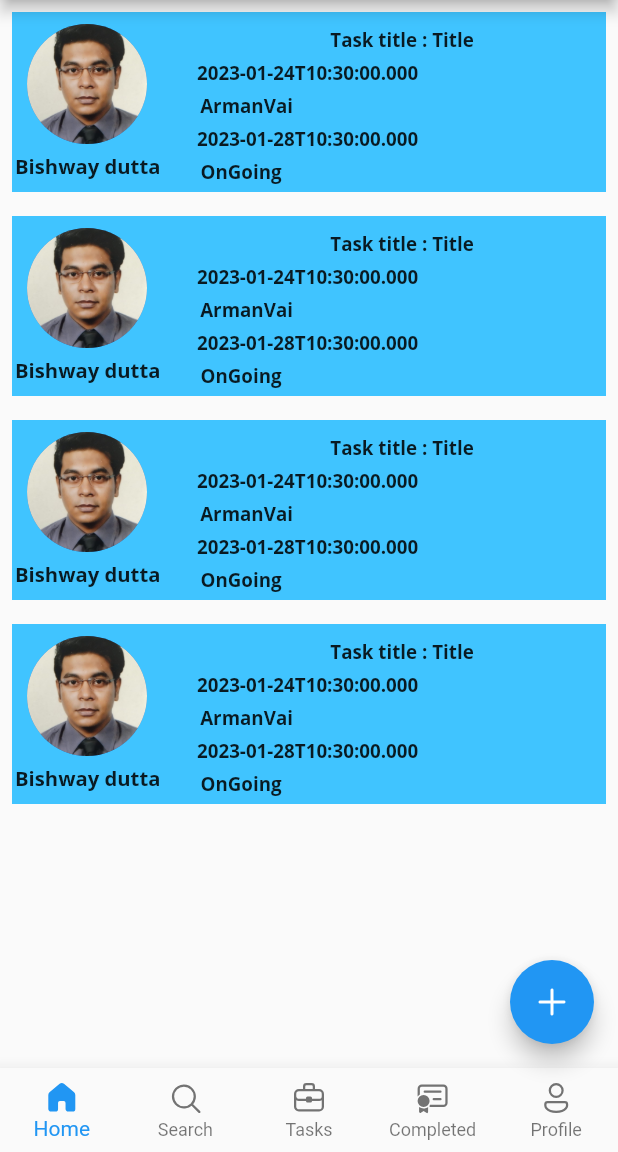
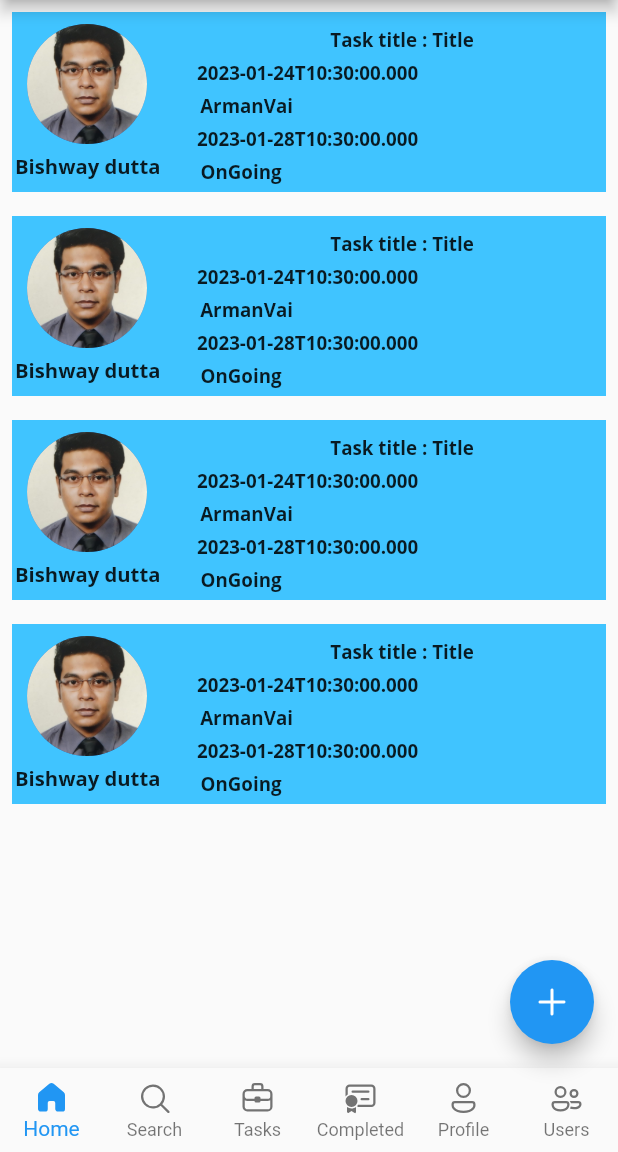
Before and after one commit to Datta2119/task_management, a Flutter app: the screen it shows after launch, on a phone screen of 412 x 824 dp, the part 84-1236 px from its top. Run offline on Flutter 3.47's test engine with Material 2 defaults, Android fonts, the light colour scheme and no system bars; our stand-ins replace fluentui_icons, google_fonts.

Commit message:
added two possible solution but not fixed yet

```diff
--- a/lib/screens/Home/Models/task.dart
+++ b/lib/screens/Home/Models/task.dart
@@ -1,4 +1,4 @@
-class Task{
+class Task {
   String title;
   DateTime createdDate;
   String assignee;
@@ -6,5 +6,8 @@ class Task{
   String status;
   String assigneeImagePath;
   String assignedBy;
-  Task(this.title, this.createdDate, this.assignee, this.deadline, this.status, this.assigneeImagePath, this.assignedBy);
+
+  // ** CONSTRUCTOR DECLARATION ** //
+  Task(this.title, this.createdDate, this.assignee, this.deadline, this.status,
+      this.assigneeImagePath, this.assignedBy);
 }
--- a/lib/screens/Home/Widgets/task_list.dart
+++ b/lib/screens/Home/Widgets/task_list.dart
@@ -10,28 +10,28 @@ class TaskList extends StatelessWidget {
         "Title",
         DateTime.now(),
         "Bishway dutta",
-        DateTime.now().add(Duration(days: 4)),
+        DateTime.now().add(const Duration(days: 4)),
         "OnGoing",
         "assets/images/employee1.jpg","ArmanVai" ),
     Task(
         "Title",
         DateTime.now(),
         "Bishway dutta",
-        DateTime.now().add(Duration(days: 4)),
+        DateTime.now().add(const Duration(days: 4)),
         "OnGoing",
         "assets/images/employee1.jpg","ArmanVai" ),
     Task(
         "Title",
         DateTime.now(),
         "Bishway dutta",
-        DateTime.now().add(Duration(days: 4)),
+        DateTime.now().add(const Duration(days: 4)),
         "OnGoing",
         "assets/images/employee1.jpg","ArmanVai" ),
     Task(
         "Title",
         DateTime.now(),
         "Bishway dutta",
-        DateTime.now().add(Duration(days: 4)),
+        DateTime.now().add(const Duration(days: 4)),
         "OnGoing",
         "assets/images/employee1.jpg","ArmanVai" ),
   ];
--- a/lib/screens/Home/home_screen.dart
+++ b/lib/screens/Home/home_screen.dart
@@ -1,9 +1,5 @@
 import 'package:fluentui_icons/fluentui_icons.dart';
 import 'package:flutter/material.dart';
-import 'package:google_fonts/google_fonts.dart';
-
-import 'Models/task.dart';
-import 'Widgets/task_card.dart';
 import 'Widgets/task_list.dart';
 
 class HomeScreen extends StatefulWidget {
@@ -14,6 +10,7 @@ class HomeScreen extends StatefulWidget {
 }
 
 class _HomeScreenState extends State<HomeScreen> {
+
   int _selectedIndexValue = 0;
 
   static final List<Widget> _widgetOption = <Widget>[
@@ -22,6 +19,7 @@ class _HomeScreenState extends State<HomeScreen> {
     const Text('Ticket'),
     const Text('Completed'),
     const Text('Profile'),
+    const Text('Users'),
   ];
 
   void _onItemTap(int index) {
@@ -38,12 +36,6 @@ class _HomeScreenState extends State<HomeScreen> {
         title: const Center(
           child: Text('App Bar'),
         ),
-        leading: IconButton(
-          onPressed: () {
-            print('menu button is pressed');
-          },
-          icon: const Icon(Icons.menu),
-        ),
         actions: [
           IconButton(
             onPressed: () {
@@ -53,8 +45,167 @@ class _HomeScreenState extends State<HomeScreen> {
           ),
         ],
       ),
+
+      //** APP DRAWER SECTION **//
+      drawer: Drawer(
+        child: Container(
+          color: Colors.blue[200],
+          child: ListView(
+            padding: EdgeInsets.zero,
+            children: [
+              const DrawerHeader(
+                child: Center(
+                  child: Text(
+                    "L O G O",
+                    style: TextStyle(fontSize: 35.0),
+                  ),
+                ),
+              ),
+
+              ListTile(
+                leading: const Icon(
+                  FluentSystemIcons.ic_fluent_home_filled,
+                  size: 30.0,
+                  color: Colors.black,
+                ),
+                title: const Text(
+                  "Home",
+                  style: TextStyle(
+                      fontSize: 20.0,
+                      color: Colors.black,
+                      fontWeight: FontWeight.w900),
+                ),
+                onTap: () {
+                  _onItemTap(_selectedIndexValue);
+                  // Navigator.of(context).push(
+                  //   MaterialPageRoute(
+                  //     builder: (context) => _widgetOption[_selectedIndexValue],
+                  //   ),
+                  // );
+                },
+              ),
+
+              ListTile(
+                leading: const Icon(
+                  Icons.search,
+                  size: 30.0,
+                  color: Colors.black,
+                ),
+                title: const Text(
+                  "Search",
+                  style: TextStyle(
+                      fontSize: 20.0,
+                      color: Colors.black,
+                      fontWeight: FontWeight.w900),
+                ),
+                onTap: () {
+                  Navigator.of(context).push(
+                    MaterialPageRoute(
+                      builder: (context) => _widgetOption[_selectedIndexValue],
+                    ),
+                  );
+                },
+              ),
+
+              ListTile(
+                leading: const Icon(
+                  FluentSystemIcons.ic_fluent_briefcase_filled,
+                  size: 30.0,
+                  color: Colors.black,
+                ),
+                title: const Text(
+                  "Tasks",
+                  style: TextStyle(
+                      fontSize: 20.0,
+                      color: Colors.black,
+                      fontWeight: FontWeight.w900),
+                ),
+                onTap: () {
+                  Navigator.of(context).push(
+                    MaterialPageRoute(
+                      builder: (context) => _widgetOption[_selectedIndexValue],
+                    ),
+                  );
+                },
+              ),
+
+              ListTile(
+                leading: const Icon(
+                  FluentSystemIcons.ic_fluent_certificate_filled,
+                  size: 30.0,
+                  color: Colors.black,
+                ),
+                title: const Text(
+                  "Completed Tasks",
+                  style: TextStyle(
+                      fontSize: 20.0,
+                      color: Colors.black,
+                      fontWeight: FontWeight.w900),
+                ),
+                onTap: () {
+                  Navigator.of(context).push(
+                    MaterialPageRoute(
+                      builder: (context) => _widgetOption[_selectedIndexValue],
+                    ),
+                  );
+                },
+              ),
+
+              ListTile(
+                leading: const Icon(
+                  FluentSystemIcons.ic_fluent_person_filled,
+                  size: 30.0,
+                  color: Colors.black,
+                ),
+                title: const Text(
+                  "Profile",
+                  style: TextStyle(
+                      fontSize: 20.0,
+                      color: Colors.black,
+                      fontWeight: FontWeight.w900),
+                ),
+                onTap: () {
+                  Navigator.of(context).push(
+                    MaterialPageRoute(
+                      builder: (context) => _widgetOption[_selectedIndexValue],
+                    ),
+                  );
+                },
+              ),
+
+              ListTile(
+                leading: const Icon(
+                  FluentSystemIcons.ic_fluent_people_filled,
+                  size: 30.0,
+                  color: Colors.black,
+                ),
+                title: const Text(
+                  "Users",
+                  style: TextStyle(
+                      fontSize: 20.0,
+                      color: Colors.black,
+                      fontWeight: FontWeight.w900),
+                ),
+                onTap: () {
+                  Navigator.of(context).push(
+                    MaterialPageRoute(
+                      builder: (context) => _widgetOption[_selectedIndexValue],
+                    ),
+                  );
+                  // Navigator.pop(context);
+                },
+              ),
+
+            ],
+          ),
+        ),
+      ),
+
       // ** ALL TASKS LIST VIEW ** //
       body: _widgetOption[_selectedIndexValue],
+
+
+
       // ** FLOATING ACTION BUTTON SECTION ** //
       floatingActionButton: FloatingActionButton(
         backgroundColor: Colors.blue,
@@ -98,6 +249,11 @@ class _HomeScreenState extends State<HomeScreen> {
             activeIcon: Icon(FluentSystemIcons.ic_fluent_person_filled),
             label: 'Profile',
           ),
+          BottomNavigationBarItem(
+            icon: Icon(FluentSystemIcons.ic_fluent_people_regular),
+            activeIcon: Icon(FluentSystemIcons.ic_fluent_people_filled),
+            label: 'Users',
+          ),
         ],
       ),
     );
```
Also changed, not shown: assets/images/drawer-header-bg.webp (added), assets/images/magnus_logo.png (added).
